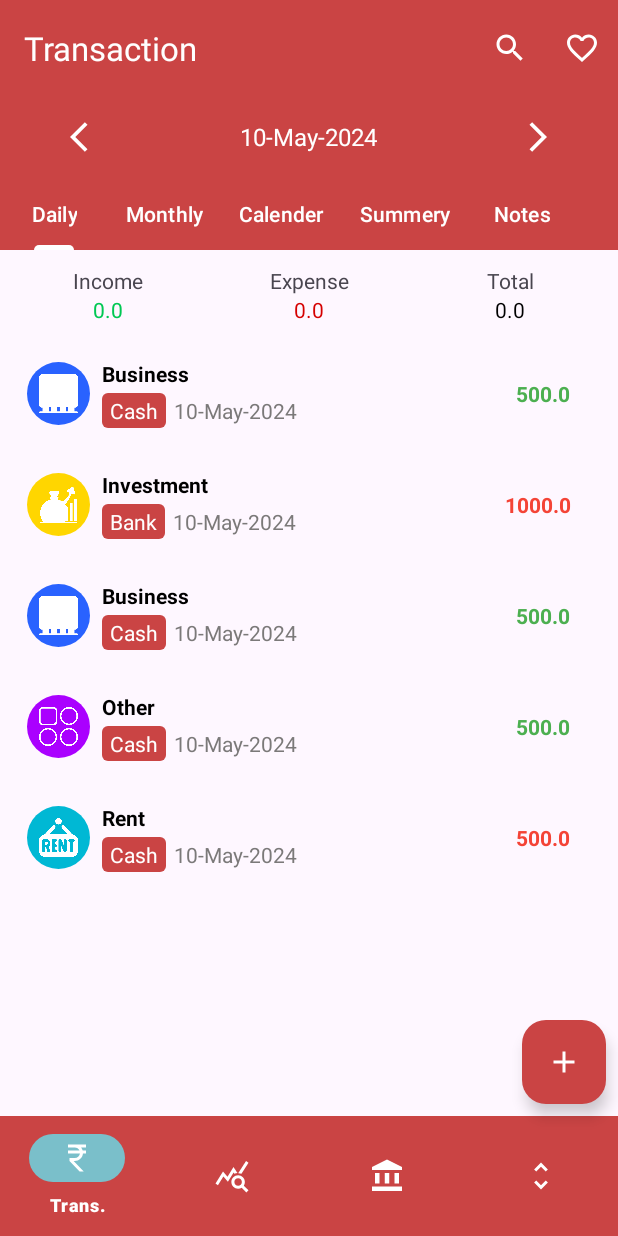
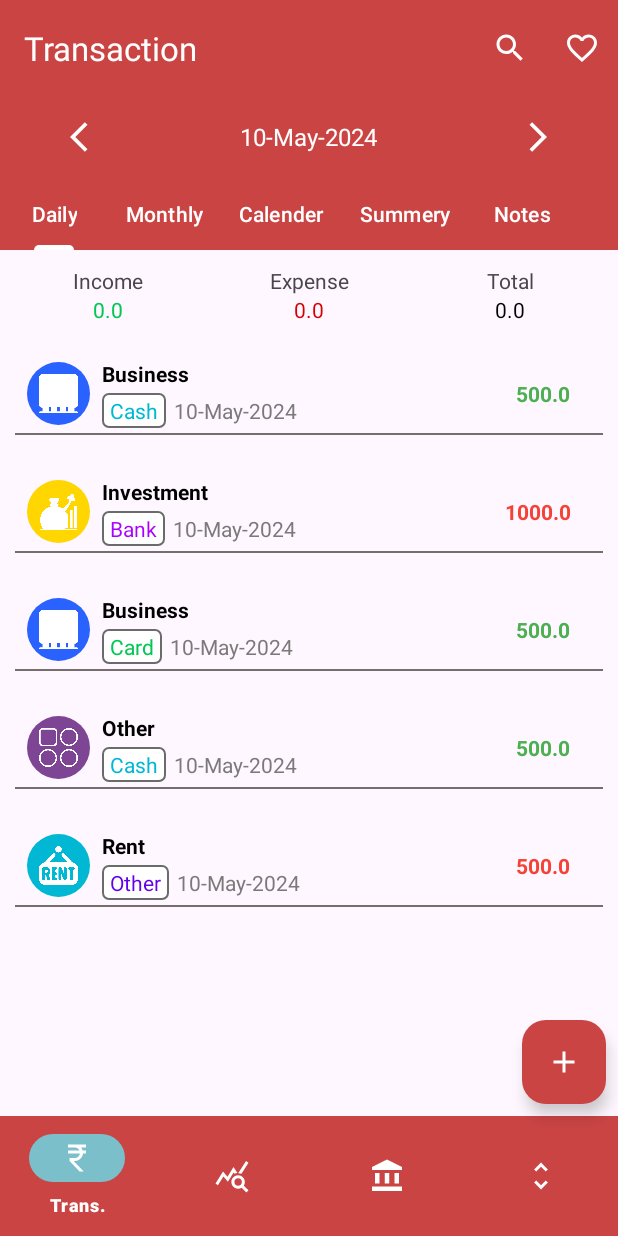
Before and after one commit to AtomicFive4059/expensesManager_App, an Android app: the screen it shows after launch (MainActivity), on a phone screen of 412 x 824 dp. Run offline under Robolectric (Android 15) with nearby library versions, the phone set to English and light mode, and no system bars; Roboto replaces fonts that are not available here; 1 statement that could not run was skipped.

Commit message:
Setting background and text color to Account Name with help of Adapter class and holder

```diff
--- a/app/src/main/java/com/example/expensesmanagerapp/MainActivity.java
+++ b/app/src/main/java/com/example/expensesmanagerapp/MainActivity.java
@@ -94,15 +94,19 @@ public class MainActivity extends AppCompatActivity {
             new AddTransactionFragment().show(getSupportFragmentManager(),null);
         });
 
+        //making arraylist of transaction_model and adding data through this
         ArrayList<Transaction_Model> transactionModelArrayList = new ArrayList<>();
         transactionModelArrayList.add(new Transaction_Model(Constant.INCOME,"Business","Cash","Some Notes Here",new Date(),500,1));
         transactionModelArrayList.add(new Transaction_Model(Constant.EXPENSES,"Investment","Bank","Some Notes Here",new Date(),1000,2));
-        transactionModelArrayList.add(new Transaction_Model(Constant.INCOME,"Business","Cash","Some Notes Here",new Date(),500,3));
+        transactionModelArrayList.add(new Transaction_Model(Constant.INCOME,"Business","Card","Some Notes Here",new Date(),500,3));
         transactionModelArrayList.add(new Transaction_Model(Constant.INCOME,"Other","Cash","Some Notes Here",new Date(),500,4));
-        transactionModelArrayList.add(new Transaction_Model(Constant.EXPENSES,"Rent","Cash","Some Notes Here",new Date(),500,5));
+        transactionModelArrayList.add(new Transaction_Model(Constant.EXPENSES,"Rent","Other","Some Notes Here",new Date(),500,5));
 
+        //instance of Transaction_Adapter with the parameter of application context and arraylist of transaction_model
         Transaction_Adapter adapter = new Transaction_Adapter(this,transactionModelArrayList);
+        //setting layout of Transaction list
         binding.transactionList.setLayoutManager(new LinearLayoutManager(this));
+        //finally setting adapter to transactionList
         binding.transactionList.setAdapter(adapter);
 
     }
--- a/app/src/main/java/com/example/expensesmanagerapp/Utiles/Constant.java
+++ b/app/src/main/java/com/example/expensesmanagerapp/Utiles/Constant.java
@@ -39,4 +39,23 @@ public class Constant {
         }
         return null;
     }
+
+    //function for getting and setting colors from color value resources and try to set it to Account label background
+    public static int getAccountsColors(String accountName){
+        //we used, switch conditional statement for setting the colors
+        switch (accountName){
+            case "Bank":
+                return R.color.bankColor;
+            case "Cash":
+              return   R.color.cashColor;
+            case "Card":
+               return R.color.cardColor;
+            case "PayTm":
+            return R.color.PayTm;
+            case "EasyPaisa":
+            return R.color.EassyPaisa;
+            default:
+               return R.color.defaultColor;
+        }
+    }
 }
--- a/app/src/main/java/com/example/expensesmanagerapp/fragment/Account_Adapter.java
+++ b/app/src/main/java/com/example/expensesmanagerapp/fragment/Account_Adapter.java
@@ -9,6 +9,7 @@ import androidx.annotation.NonNull;
 import androidx.recyclerview.widget.RecyclerView;
 
 import com.example.expensesmanagerapp.R;
+import com.example.expensesmanagerapp.Utiles.Constant;
 import com.example.expensesmanagerapp.databinding.RowAccountBinding;
 
 import java.util.ArrayList;
@@ -54,6 +55,11 @@ public class Account_Adapter extends RecyclerView.Adapter<Account_Adapter.Accoun
         //getting Account Name from position of Account_Model and setting it to UI tags of layout
         holder.binding.accontName.setText(accountModel.getAccountName());
 
+       // holder.binding.accontName.setBackgroundTintList(context.getColorStateList(Constant.getAccountsColors(accountModel.getAccountName())));
+
+        //instead of setting background, i'm going to set text color of the account name
+        holder.binding.accontName.setTextColor(context.getColor(Constant.getAccountsColors(accountModel.getAccountName())));
+
         //handling the onClick of the itemView
         holder.itemView.setOnClickListener(c ->{
             accountsClickListener.onAccountSelected(accountModel);
--- a/app/src/main/java/com/example/expensesmanagerapp/fragment/AddTransactionFragment.java
+++ b/app/src/main/java/com/example/expensesmanagerapp/fragment/AddTransactionFragment.java
@@ -148,6 +148,7 @@ public class AddTransactionFragment extends BottomSheetDialogFragment {
             //adding data to constructor of Account_Model
             accountModelArrayList.add(new Account_Model(200,"Cash"));
             accountModelArrayList.add(new Account_Model(300,"Bank"));
+            accountModelArrayList.add(new Account_Model(450,"Card"));
             accountModelArrayList.add(new Account_Model(580,"PayTm"));
             accountModelArrayList.add(new Account_Model(600,"EasyPaisa"));
             accountModelArrayList.add(new Account_Model(400,"Other"));
--- a/app/src/main/java/com/example/expensesmanagerapp/fragment/Transaction_Adapter.java
+++ b/app/src/main/java/com/example/expensesmanagerapp/fragment/Transaction_Adapter.java
@@ -62,6 +62,12 @@ public class Transaction_Adapter extends RecyclerView.Adapter<Transaction_Adapte
         //getting and setting transactionCategory to Transaction list
         holder.binding.transactionCategory.setText(transactionModel.getCategory());
 
+        //setting background color to accountLabel with help of getAccountsColors method and color resource folder
+        //holder.binding.accountLabel.setBackgroundTintList(context.getColorStateList(Constant.getAccountsColors(transactionModel.getAccount())));
+
+        //instead of setting background, i'm going to set text color for feel of UI
+        holder.binding.accountLabel.setTextColor(context.getColor(Constant.getAccountsColors(transactionModel.getAccount())));
+
         //setting Textcolor of Transaction amount on basis of Income and Expenses
         if (transactionModel.getType().equals(Constant.INCOME)){
             //if Income,set Green
@@ -80,7 +86,7 @@ public class Transaction_Adapter extends RecyclerView.Adapter<Transaction_Adapte
     }
 
     //ViewHolder class for holding the view
-    public class TransactionViewHolder extends RecyclerView.ViewHolder{
+    public static class  TransactionViewHolder extends RecyclerView.ViewHolder{
 
         //here initiating view binding of the row_transaction layout
         RowTransactionBinding binding;
--- a/app/src/main/res/drawable/account_bg.xml
+++ b/app/src/main/res/drawable/account_bg.xml
@@ -1,5 +1,7 @@
 <?xml version="1.0" encoding="utf-8"?>
 <shape xmlns:android="http://schemas.android.com/apk/res/android">
-<solid android:color="@color/orange"/>
-    <corners android:radius="4dp"/>
+<solid android:color="@color/white"/>
+    <corners android:radius="4dp" />
+    <stroke android:color="#6B6B6B"/>
+    <stroke android:width="1dp"/>
 </shape>
--- a/app/src/main/res/layout/activity_main.xml
+++ b/app/src/main/res/layout/activity_main.xml
@@ -204,6 +204,7 @@
         android:id="@+id/bottomNavigationView"
         android:layout_width="match_parent"
         android:layout_height="wrap_content"
+        app:labelVisibilityMode="auto"
         android:background="@color/orange"
         app:itemActiveIndicatorStyle="@style/App.CustomIndicator"
         app:itemIconTint="@color/white"
--- a/app/src/main/res/layout/row_account.xml
+++ b/app/src/main/res/layout/row_account.xml
@@ -3,15 +3,14 @@
     xmlns:app="http://schemas.android.com/apk/res-auto"
     xmlns:tools="http://schemas.android.com/tools"
     android:layout_width="match_parent"
-    android:layout_height="wrap_content"
-    android:background="#9FA8DA">
+    android:layout_height="wrap_content">
 
 <!--TextView: for displaying the Account Name -->
     <TextView
         android:id="@+id/accontName"
         android:layout_width="0dp"
         android:layout_height="wrap_content"
-        android:text="TextView"
+        android:text="Account Name"
         android:textAlignment="center"
         android:textStyle="bold"
         android:textColor="@color/black"
--- a/app/src/main/res/layout/row_transaction.xml
+++ b/app/src/main/res/layout/row_transaction.xml
@@ -94,4 +94,14 @@
         app:layout_constraintHorizontal_bias="0.908"
         app:layout_constraintStart_toEndOf="@+id/linearLayout3"
         app:layout_constraintTop_toTopOf="@+id/linearLayout3" />
+
+    <View
+        android:layout_width="match_parent"
+        android:layout_height="1dp"
+        android:layout_marginTop="5dp"
+        android:background="#766D6D"
+        app:layout_constraintBottom_toBottomOf="parent"
+        app:layout_constraintEnd_toEndOf="parent"
+        app:layout_constraintStart_toStartOf="parent"
+        app:layout_constraintTop_toBottomOf="@+id/category_Icon" />
 </androidx.constraintlayout.widget.ConstraintLayout>
--- a/app/src/main/res/values/colors.xml
+++ b/app/src/main/res/values/colors.xml
@@ -15,5 +15,13 @@
     <color name="category3">#FFD600</color>
     <color name="category4">#6200EA</color>
     <color name="category5">#00B8D4</color>
-    <color name="category6">#AA00FF</color>
+    <color name="category6">#7D4594</color>
+
+    <color name="bankColor">#AA00FF</color>
+    <color name="cashColor">#00B8D4</color>
+    <color name="cardColor">#00C853</color>
+    <color name="PayTm">#DD2C00</color>
+    <color name="EassyPaisa">#FFD600</color>
+    <color name="Other">#AEEA00</color>
+    <color name="defaultColor">#6200EA</color>
 </resources>
```
